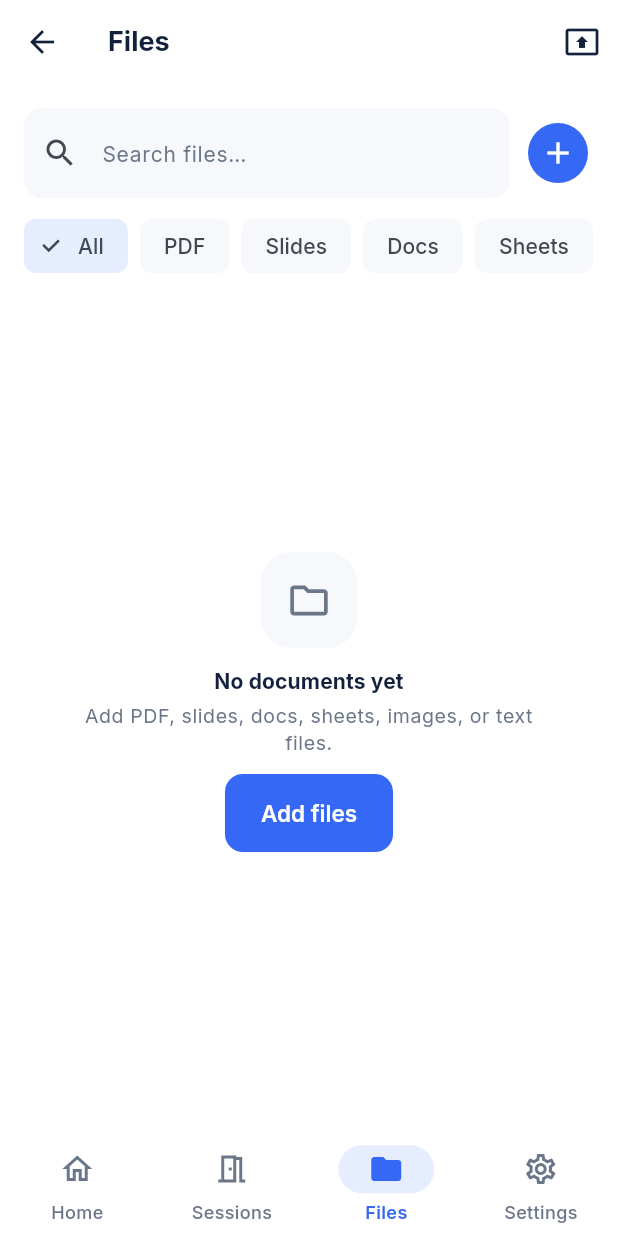
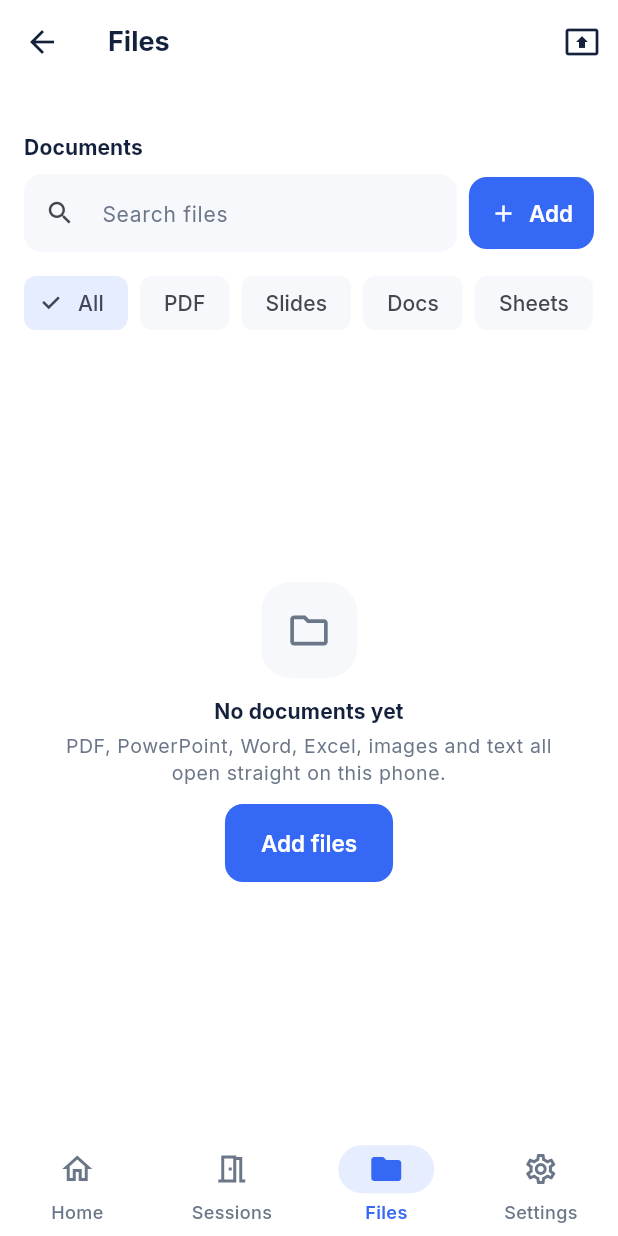
Before and after one commit to merjohnpagente/ClassCast, a Flutter app: the TeacherShell screen opened directly, item 3 of the bottom bar chosen, after a tap on "Add files", on a phone screen of 412 x 824 dp. Run offline on Flutter 3.47's test engine with Material 3 defaults, Android fonts, the phone set to English and light mode, and no system bars; our stand-ins replace file_picker, qr_flutter, shared_preferences, sqflite; missing offline and left inert: mobile_scanner, network_info_plus, syncfusion_flutter_pdfviewer; accounts and stored records are empty; statements that could not run were skipped.

Commit message:
Polish the files, students and settings screens
- files: a real header with a file count, a quieter search field, an 'Add'
  button that says what it does, a cross-fade between loading / empty / list,
  and typed document lists (the body used dynamic)
- empty state now says the useful thing: Office files open on the phone
- students: entrance animation, 'N online', and an empty state that tells the
  teacher to show the QR
- settings: centred at 640pt like the rest of the app, entrance animation

Co-Authored-By: Claude Opus 4.8 (1M context) <noreply@anthropic.com>

```diff
--- a/lib/screens/common/files_screen.dart
+++ b/lib/screens/common/files_screen.dart
@@ -2,10 +2,13 @@ import 'package:flutter/material.dart';
 import 'package:provider/provider.dart';
 
 import '../../models/doc_types.dart';
+import '../../models/shared_document.dart';
 import '../../providers/library_provider.dart';
 import '../../providers/session_provider.dart';
 import '../../utils/responsive.dart';
 import '../../widgets/document_card.dart';
+import '../../widgets/motion.dart';
+import '../../widgets/status_bits.dart';
 import '../../widgets/state_cards.dart';
 import '../teacher/share_document_screen.dart';
 
@@ -46,27 +49,38 @@ class _FilesScreenState extends State<FilesScreen> {
     return Column(
       crossAxisAlignment: CrossAxisAlignment.stretch,
       children: [
-        Row(
+        FadeIn(
+          child: SectionHeader(
+            title: widget.sharing ? 'Documents' : 'Files',
+            subtitle: library.items.isEmpty
+                ? null
+                : '${library.items.length} file'
+                    '${library.items.length == 1 ? '' : 's'}',
+          ),
+        ),
+        FadeIn(
+          delay: Motion.stagger(1),
+          child: Row(
             children: [
               Expanded(
                 child: TextField(
                   controller: _search,
                   onChanged: (v) => library.setQuery(v),
                   textInputAction: TextInputAction.search,
-                decoration: const InputDecoration(
-                  hintText: 'Search files…',
-                  prefixIcon: Icon(Icons.search),
+                  decoration: InputDecoration(
+                    hintText: 'Search files',
+                    prefixIcon: const Icon(Icons.search, size: 20),
+                    isDense: true,
+                    contentPadding: const EdgeInsets.symmetric(
+                        horizontal: 14, vertical: 14),
                   ),
                 ),
               ),
               const SizedBox(width: 8),
-            IconButton.filled(
-              tooltip: 'Add files',
-              icon: const Icon(Icons.add),
+              FilledButton.icon(
                 onPressed: () async {
                   final messenger = ScaffoldMessenger.of(context);
-                final ok =
-                    await library.pickAndAdd();
+                  final ok = await library.pickAndAdd();
                   if (!mounted) return;
                   if (!ok && library.error != null) {
                     messenger.showSnackBar(
@@ -74,13 +88,26 @@ class _FilesScreenState extends State<FilesScreen> {
                     );
                   }
                 },
+                icon: const Icon(Icons.add, size: 18),
+                label: const Text('Add'),
+                style: FilledButton.styleFrom(
+                  minimumSize: const Size(0, 48),
+                  padding: const EdgeInsets.symmetric(horizontal: 14),
+                ),
               ),
             ],
           ),
-        const SizedBox(height: 8),
+        ),
+        const SizedBox(height: 10),
         _filters(context, library),
-        const SizedBox(height: 8),
-        Expanded(child: _body(context, library, visible)),
+        const SizedBox(height: 10),
+        // Cross-fade between loading / empty / list instead of a hard swap.
+        Expanded(
+          child: AnimatedSwitcher(
+            duration: Motion.standard,
+            child: _body(context, library, visible),
+          ),
+        ),
       ],
     );
   }
@@ -114,7 +141,7 @@ class _FilesScreenState extends State<FilesScreen> {
   }
 
   Widget _body(BuildContext context, LibraryProvider library,
-      List visible) {
+      List<SharedDocument> visible) {
     if (!library.isLoaded) {
       return const LoadingState(message: 'Loading files…');
     }
@@ -133,7 +160,8 @@ class _FilesScreenState extends State<FilesScreen> {
             : 'No documents yet',
         subtitle: library.query.isNotEmpty || library.filter != null
             ? 'Try a different search or filter.'
-            : 'Add PDF, slides, docs, sheets, images, or text files.',
+            : 'PDF, PowerPoint, Word, Excel, images and text all open '
+                'straight on this phone.',
         actionLabel: 'Add files',
         onAction: () => library.pickAndAdd(),
       );
@@ -142,8 +170,7 @@ class _FilesScreenState extends State<FilesScreen> {
       return GridView.builder(
         gridDelegate: docGridDelegate(mainExtent: 132),
         itemCount: visible.length,
-        itemBuilder: (_, i) =>
-            _card(context, visible[i] as dynamic),
+        itemBuilder: (_, i) => _card(context, visible[i]),
       );
     }
     return ListView.builder(
@@ -155,7 +182,7 @@ class _FilesScreenState extends State<FilesScreen> {
     );
   }
 
-  Widget _card(BuildContext context, doc) {
+  Widget _card(BuildContext context, SharedDocument doc) {
     final sessions = context.read<SessionProvider>();
     final sharingToActive = widget.sharing && sessions.active != null;
     return DocumentCard(
--- a/lib/screens/common/settings_screen.dart
+++ b/lib/screens/common/settings_screen.dart
@@ -5,6 +5,8 @@ import '../../providers/app_state.dart';
 import '../../providers/session_provider.dart';
 import '../../services/network_service.dart';
 import '../../theme/app_colors.dart';
+import '../../utils/responsive.dart';
+import '../../widgets/motion.dart';
 import '../../widgets/status_bits.dart';
 import 'network_help_screen.dart';
 
@@ -49,9 +51,11 @@ class _SettingsScreenState extends State<SettingsScreen> {
     final sessions = context.watch<SessionProvider>();
     final isTeacher = widget.roleLabel == 'Teacher';
 
-    return ListView(
+    return ContentWidth(
+      maxWidth: 640,
+      child: ListView(
       children: [
-        const SectionHeader(title: 'Network'),
+        FadeIn(child: const SectionHeader(title: 'Network')),
         Card(
           child: Column(
             children: [
@@ -182,7 +186,8 @@ class _SettingsScreenState extends State<SettingsScreen> {
           ),
         ),
         const SizedBox(height: 24),
-      ],
+        ],
+      ),
     );
   }
 
--- a/lib/screens/teacher/students_screen.dart
+++ b/lib/screens/teacher/students_screen.dart
@@ -6,6 +6,7 @@ import '../../providers/session_provider.dart';
 import '../../theme/app_colors.dart';
 import '../../utils/formatters.dart';
 import '../../utils/responsive.dart';
+import '../../widgets/motion.dart';
 import '../../widgets/state_cards.dart';
 
 /// Connected students: total, list, status, device, join time,
@@ -35,18 +36,19 @@ class StudentsScreen extends StatelessWidget {
         child: ListView(
           padding: EdgeInsets.all(context.pagePadding),
           children: [
-            Text('${sessions.connectedCount} Online',
-                style: theme.textTheme.titleSmall?.copyWith(
-                  fontWeight: FontWeight.w700,
-                  color: AppColors.ink,
-                )),
+            FadeIn(
+              child: Text('${sessions.connectedCount} online',
+                  style: theme.textTheme.titleSmall?.copyWith(
+                    fontWeight: FontWeight.w700,
+                    color: AppColors.ink,
+                  )),
+            ),
             const SizedBox(height: 8),
             if (items.isEmpty)
               const EmptyState(
                 icon: Icons.people_outline,
-                title: 'No connected students',
-                subtitle:
-                    'Share the QR code or joining address to invite students.',
+                title: 'No students yet',
+                subtitle: 'Show the QR code — students join by scanning it.',
               )
             else
               for (final p in items)
```
Lines whose indentation alone changed are shown as unchanged.
